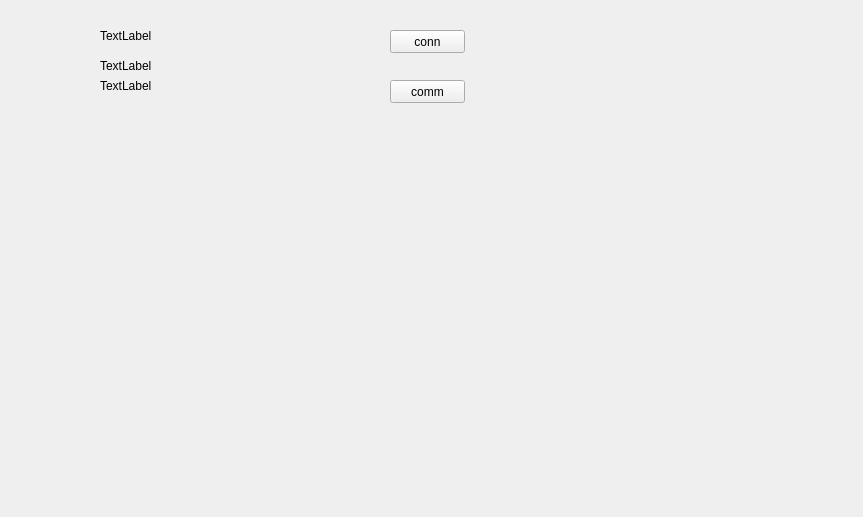
The window that gui/mb_gui.ui (zpcaams/OrchardSprayingMachine) describes before a commit, drawn with Qt 5.
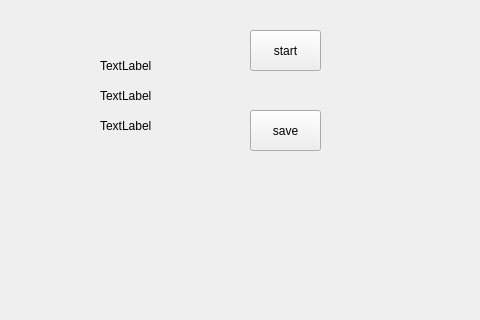
The same window after the commit.

Commit message: Move system init code to mb_gui init part, left start/stop button only.

```diff
--- a/gui/mb_gui.ui
+++ b/gui/mb_gui.ui
@@ -6,8 +6,8 @@
    <rect>
     <x>0</x>
     <y>0</y>
-    <width>863</width>
-    <height>517</height>
+    <width>480</width>
+    <height>320</height>
    </rect>
   </property>
   <property name="windowTitle">
@@ -16,46 +16,33 @@
   <widget class="QPushButton" name="commButton">
    <property name="geometry">
     <rect>
-     <x>390</x>
-     <y>80</y>
-     <width>75</width>
-     <height>23</height>
+     <x>250</x>
+     <y>30</y>
+     <width>71</width>
+     <height>41</height>
     </rect>
    </property>
    <property name="text">
-    <string>comm</string>
+    <string>start</string>
    </property>
   </widget>
   <widget class="QPushButton" name="connButton">
    <property name="geometry">
     <rect>
-     <x>390</x>
-     <y>30</y>
-     <width>75</width>
-     <height>23</height>
+     <x>250</x>
+     <y>110</y>
+     <width>71</width>
+     <height>41</height>
     </rect>
    </property>
    <property name="text">
-    <string>conn</string>
+    <string>save</string>
    </property>
   </widget>
   <widget class="QLabel" name="label_1">
    <property name="geometry">
     <rect>
      <x>100</x>
-     <y>30</y>
-     <width>54</width>
-     <height>12</height>
-    </rect>
-   </property>
-   <property name="text">
-    <string>TextLabel</string>
-   </property>
-  </widget>
-  <widget class="QLabel" name="label_2">
-   <property name="geometry">
-    <rect>
-     <x>100</x>
      <y>60</y>
      <width>54</width>
      <height>12</height>
@@ -65,11 +52,24 @@
     <string>TextLabel</string>
    </property>
   </widget>
+  <widget class="QLabel" name="label_2">
+   <property name="geometry">
+    <rect>
+     <x>100</x>
+     <y>120</y>
+     <width>54</width>
+     <height>12</height>
+    </rect>
+   </property>
+   <property name="text">
+    <string>TextLabel</string>
+   </property>
+  </widget>
   <widget class="QLabel" name="label_3">
    <property name="geometry">
     <rect>
      <x>100</x>
-     <y>80</y>
+     <y>90</y>
      <width>54</width>
      <height>12</height>
     </rect>
```
Left out of the diff: 2 changed lines with no effect on the pictures. The commit also changes 2 other files.
